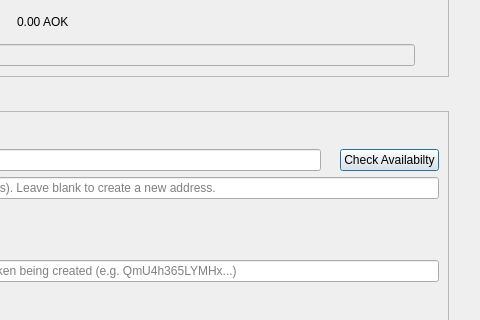
Before: the Qt Designer form src/qt/forms/createtokendialog.ui in AokChain/AokChain, drawn with Qt 5; both pictures show x 461 to 941 and y 129 to 449 of the 941 by 1120 pixel window.
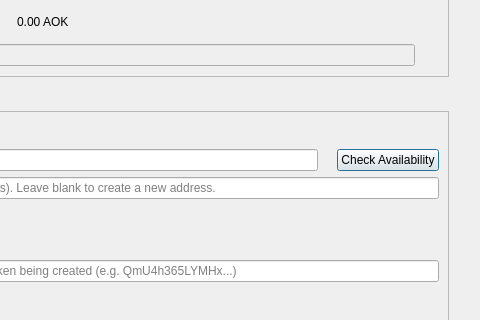
After: the same form once the commit is applied. Custom widgets are drawn as their Qt base class.

Patch:
```diff
--- a/src/qt/forms/createtokendialog.ui
+++ b/src/qt/forms/createtokendialog.ui
@@ -667,7 +667,7 @@
             <item>
              <widget class="QPushButton" name="availabilityButton">
               <property name="text">
-               <string>Check Availabilty</string>
+               <string>Check Availability</string>
               </property>
              </widget>
             </item>
```
Left out of the diff: 2 changed lines with no effect on the pictures.
